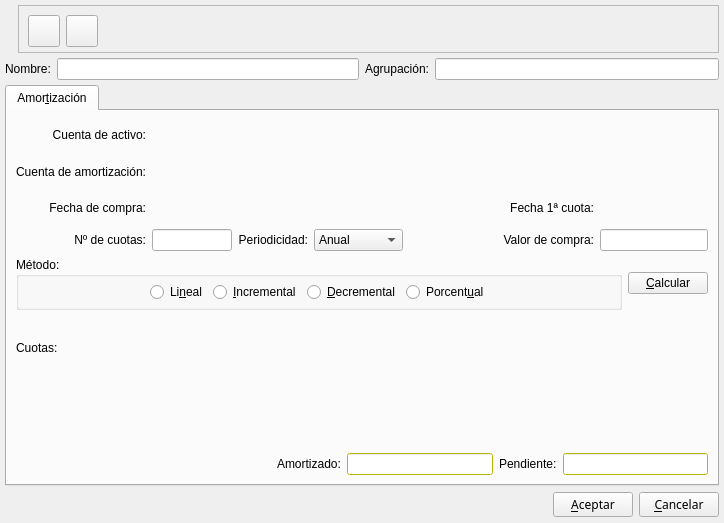
First picture: the form in bulmages/bulmacont/src/contabilidad/amortizacionbase.ui, repository eboladev/Bulmages-1, before the edit.
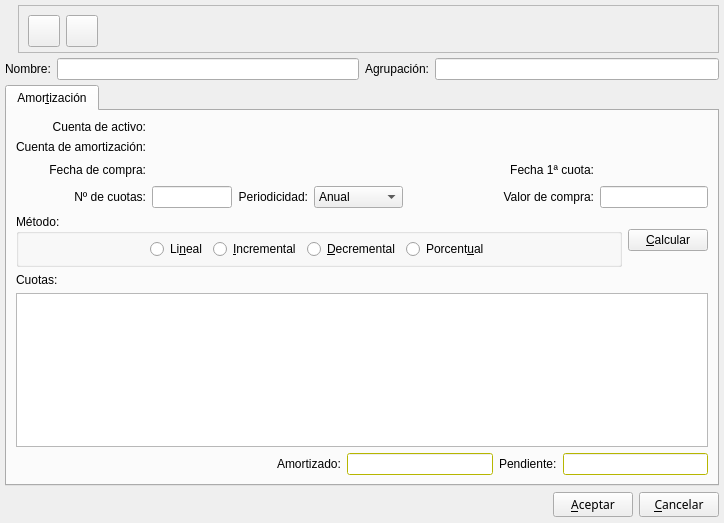
Second picture: the form after the edit. Icons and pictures are not drawn. Custom widgets are drawn as their Qt base class.

Patch:
```diff
--- a/bulmages/bulmacont/src/contabilidad/amortizacionbase.ui
+++ b/bulmages/bulmacont/src/contabilidad/amortizacionbase.ui
@@ -1214,7 +1214,7 @@
   </customwidget>
   <customwidget>
    <class>AmortizacionSubForm</class>
-   <extends>Q3Table</extends>
+   <extends>QTableWidget</extends>
    <header>amortizacionview.h</header>
    <container>0</container>
    <pixmap></pixmap>
```
Left out of the diff: 4 changed lines with no effect on the pictures.
